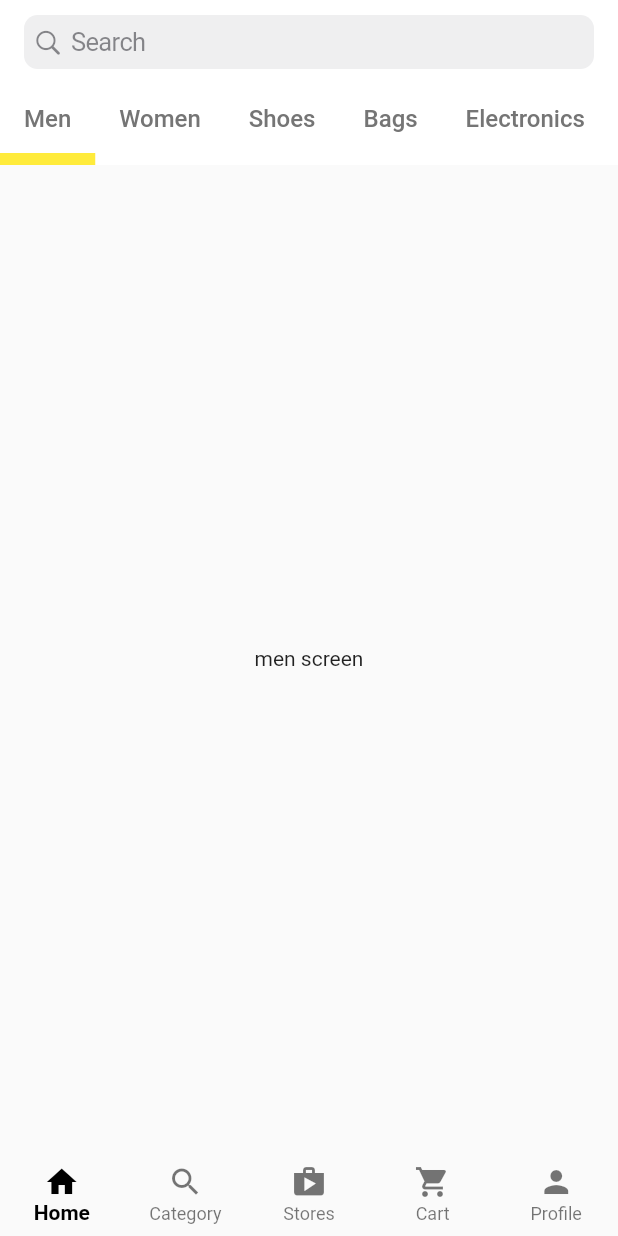
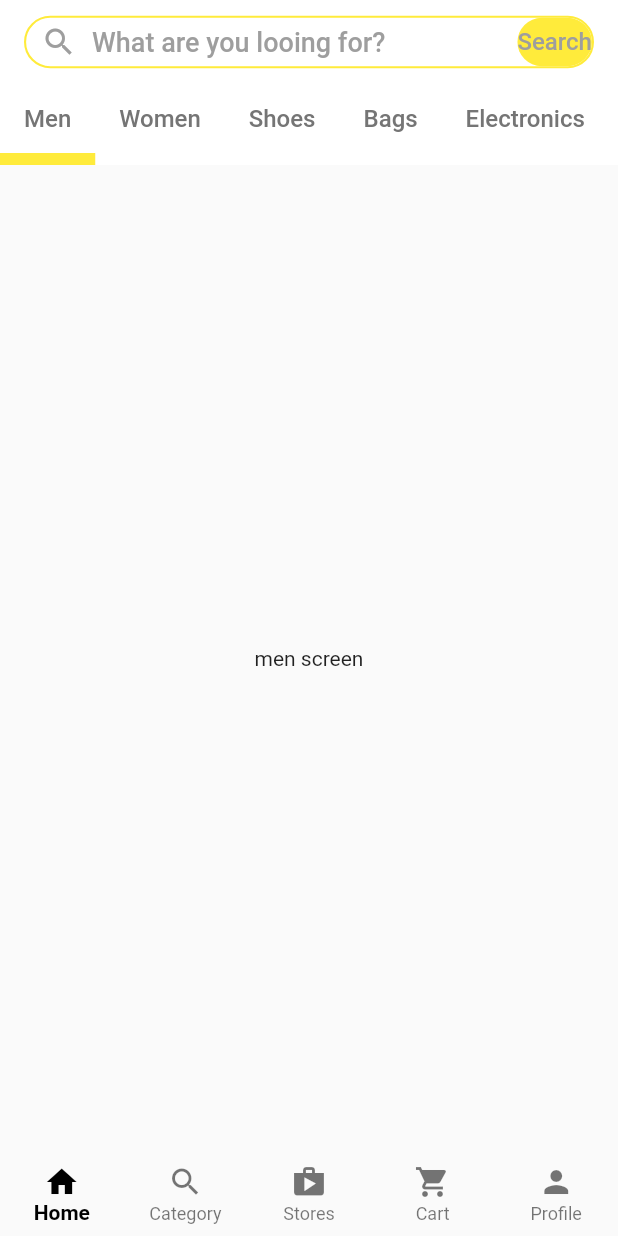
Before and after one commit to supernyzii/demo_erotsdemo, a Flutter app: the screen it shows after launch, on a phone screen of 412 x 824 dp. Run offline on Flutter 3.47's test engine with Material 2 defaults, Android fonts, the phone set to English and light mode, and no system bars.

Commit message:
added initial search button layout

```diff
--- a/lib/main_screens/home.dart
+++ b/lib/main_screens/home.dart
@@ -18,7 +18,40 @@ class _HomeScreenState extends State<HomeScreen> {
         appBar: AppBar(
           elevation: 0,
           backgroundColor: Colors.white,
-          title: const CupertinoSearchTextField(),
+          title: Container(
+            height:35,
+            decoration: BoxDecoration(
+              border: Border.all(color: Colors.yellow, width: 1.4),
+              borderRadius: BorderRadius.circular(25)),
+            child:Row(
+              mainAxisAlignment: MainAxisAlignment.spaceBetween,
+              children: [
+                Row(
+                  children: const [
+                    Padding(
+                      padding: EdgeInsets.symmetric(horizontal: 10),
+                      child: Icon(
+                        Icons.search,
+                        color: Colors.grey,
+                      ),
+                    ),
+                    Text('What are you looing for?',
+                      style: TextStyle(fontSize: 18, color: Colors.grey),
+                    ),
+                  ],
+                ),
+                Container(
+                  decoration: BoxDecoration(
+                    color: Colors.yellow,
+                    borderRadius: BorderRadius.circular(25)),
+                    child: const Center(
+                      child: Text('Search',
+                        style: TextStyle(fontSize: 16, color: Colors.grey),),
+                    ),
+                )
+              ],
+            ),
+          ),
           bottom: const TabBar(
             indicatorColor: Colors.yellow,
             indicatorWeight: 8,
```
